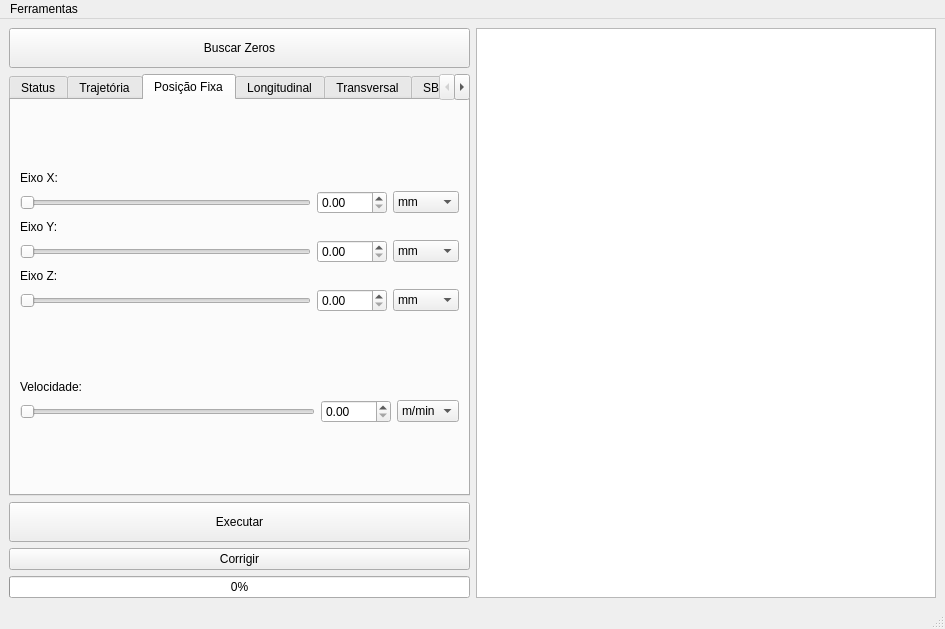
This is Source/ui/mainwindow.ui in rafaelppires/weldway as Qt 5 draws it before an edit. The edited form follows.
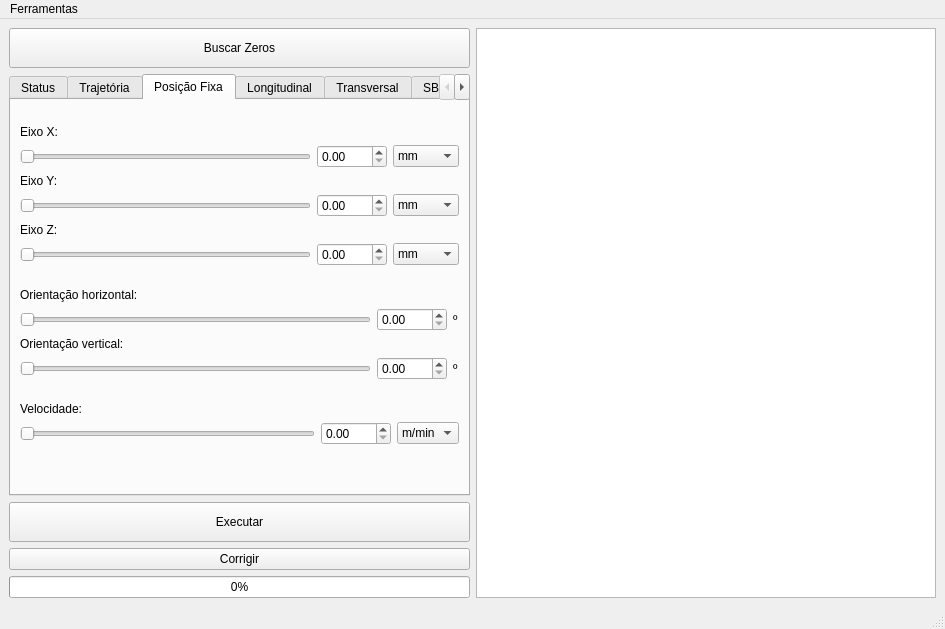
This is the edited form. The open tabs and pages were chosen to show the change.

Diff of the .ui file:
```diff
--- a/Source/ui/mainwindow.ui
+++ b/Source/ui/mainwindow.ui
@@ -554,6 +554,78 @@
             </property>
            </spacer>
           </item>
+          <item>
+           <layout class="QGridLayout" name="gridLayout_13">
+            <item row="3" column="1">
+             <widget class="QDoubleSpinBox" name="ypositionSpinBox_2"/>
+            </item>
+            <item row="3" column="0">
+             <widget class="QSlider" name="ypositionSlider_2">
+              <property name="orientation">
+               <enum>Qt::Horizontal</enum>
+              </property>
+             </widget>
+            </item>
+            <item row="1" column="1">
+             <widget class="QDoubleSpinBox" name="xpositionSpinBox_2">
+              <property name="minimumSize">
+               <size>
+                <width>70</width>
+                <height>0</height>
+               </size>
+              </property>
+             </widget>
+            </item>
+            <item row="1" column="0">
+             <widget class="QSlider" name="xpositionSlider_2">
+              <property name="orientation">
+               <enum>Qt::Horizontal</enum>
+              </property>
+             </widget>
+            </item>
+            <item row="2" column="0">
+             <widget class="QLabel" name="label_34">
+              <property name="text">
+               <string>Orientação vertical:</string>
+              </property>
+             </widget>
+            </item>
+            <item row="0" column="0">
+             <widget class="QLabel" name="label_42">
+              <property name="text">
+               <string>Orientação horizontal:</string>
+              </property>
+             </widget>
+            </item>
+            <item row="1" column="2">
+             <widget class="QLabel" name="label_43">
+              <property name="text">
+               <string>º</string>
+              </property>
+             </widget>
+            </item>
+            <item row="3" column="2">
+             <widget class="QLabel" name="label_44">
+              <property name="text">
+               <string>º</string>
+              </property>
+             </widget>
+            </item>
+           </layout>
+          </item>
+          <item>
+           <spacer name="verticalSpacer_13">
+            <property name="orientation">
+             <enum>Qt::Vertical</enum>
+            </property>
+            <property name="sizeHint" stdset="0">
+             <size>
+              <width>20</width>
+              <height>14</height>
+             </size>
+            </property>
+           </spacer>
+          </item>
           <item>
            <layout class="QGridLayout" name="gridLayout_2">
             <item row="1" column="0">
```
Left out of the diff: 64 changed lines with no effect on the pictures.
